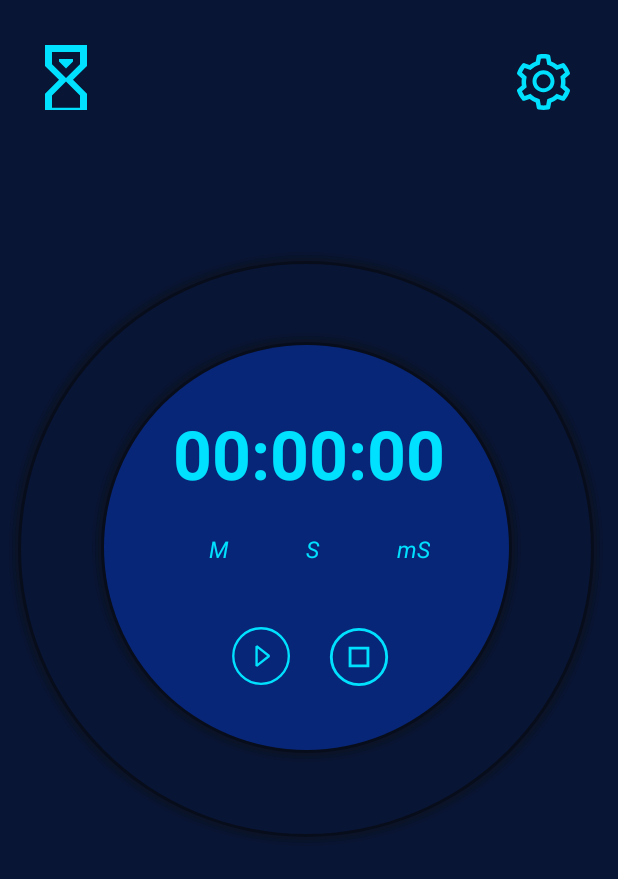
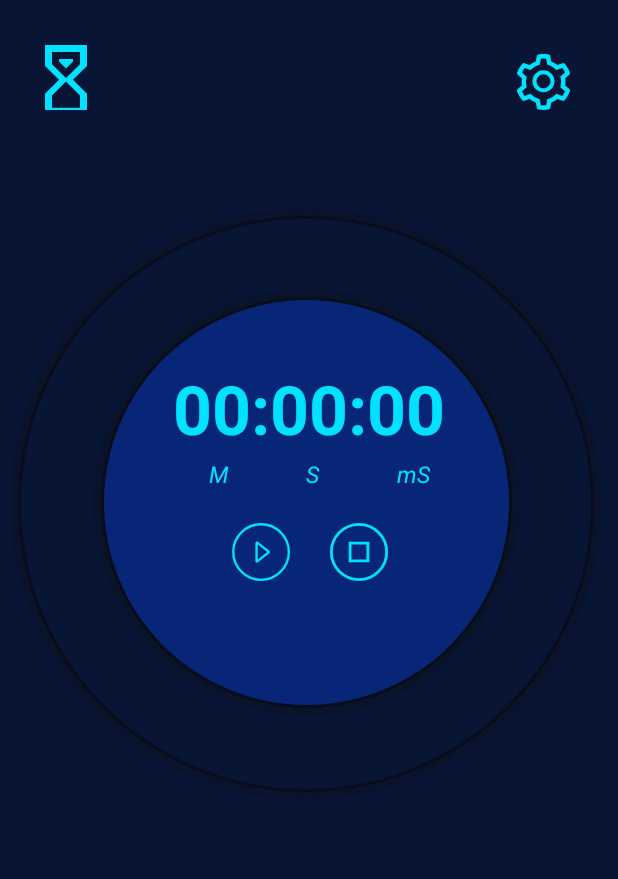
Before and after one commit to aldiarsyah81/Simple-Timer-Final-Design-, an Android app: the screen it shows after launch (MainActivity), on a phone screen of 412 x 824 dp. Shown: the top 879 px of the screen. Run offline under Robolectric (Android 15) with nearby library versions, the phone set to English and light mode, and no system bars.

Commit message:
Simple Timer(Final Design)

```diff
--- a/app/src/main/res/layout/activity_main.xml
+++ b/app/src/main/res/layout/activity_main.xml
@@ -13,7 +13,7 @@
         android:layout_alignParentStart="true"
         android:layout_alignParentTop="true"
         android:layout_marginStart="59dp"
-        android:layout_marginTop="220dp"
+        android:layout_marginTop="190dp"
         android:background="@drawable/round"
         android:elevation="10dp" />
 
@@ -24,7 +24,7 @@
         android:layout_alignParentStart="true"
         android:layout_alignParentTop="true"
         android:layout_marginStart="115dp"
-        android:layout_marginTop="272dp"
+        android:layout_marginTop="242dp"
         android:elevation="11dp"
         android:format="00:00:00"
         android:textColor="#00E0FF"
@@ -38,7 +38,7 @@
         android:layout_alignParentStart="true"
         android:layout_alignParentTop="true"
         android:layout_marginStart="131dp"
-        android:layout_marginTop="355dp"
+        android:layout_marginTop="305dp"
         android:elevation="11dp"
         android:text="  M             S             mS"
         android:textColor="#00E0FF"
@@ -52,7 +52,7 @@
         android:layout_alignParentStart="true"
         android:layout_alignParentTop="true"
         android:layout_marginStart="4dp"
-        android:layout_marginTop="166dp"
+        android:layout_marginTop="136dp"
         android:background="@drawable/round2"
         android:elevation="9dp" />
 
@@ -63,7 +63,7 @@
         android:layout_alignParentStart="true"
         android:layout_alignParentTop="true"
         android:layout_marginStart="154dp"
-        android:layout_marginTop="417dp"
+        android:layout_marginTop="348dp"
         android:layout_marginEnd="10dp"
         android:background="@android:color/transparent"
         android:elevation="11dp"
@@ -76,7 +76,7 @@
         android:layout_alignParentStart="true"
         android:layout_alignParentTop="true"
         android:layout_marginStart="219dp"
-        android:layout_marginTop="418dp"
+        android:layout_marginTop="348dp"
         android:background="@android:color/transparent"
         android:elevation="11dp"
         android:src="@drawable/ic_stop" />
@@ -107,4 +107,22 @@
         android:onClick="setting"
         android:src="@drawable/ic_setting" />
 
+    <LinearLayout
+        android:layout_width="match_parent"
+        android:layout_height="350dp"
+        android:layout_alignParentStart="true"
+        android:layout_alignParentTop="true"
+        android:layout_marginStart="0dp"
+        android:layout_marginTop="565dp"
+        android:layout_marginEnd="0dp"
+        android:orientation="vertical">
+
+        <ListView
+            android:id="@+id/listview1"
+            android:layout_width="match_parent"
+            android:layout_height="match_parent"
+            android:animateLayoutChanges="false" />
+
+    </LinearLayout>
+
 </RelativeLayout>
```
Also changed, not shown: app/build.gradle (+4 -4 lines), app/src/main/res/drawable-v24/ic_save.xml (added, +16 -0 lines), app/src/main/res/layout/activity_main2.xml (+7 -7 lines).
